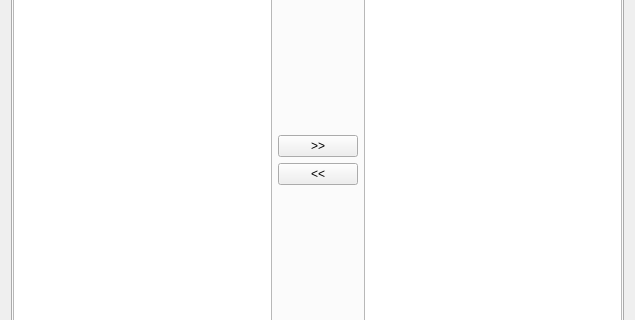
Above: safe/gui/ui/multi_exposure_dialog_base.ui from inasafe/inasafe before the change; both pictures show x 0 to 635 and y 92 to 412 of the 635 by 535 pixel window. Below: the same form after it.
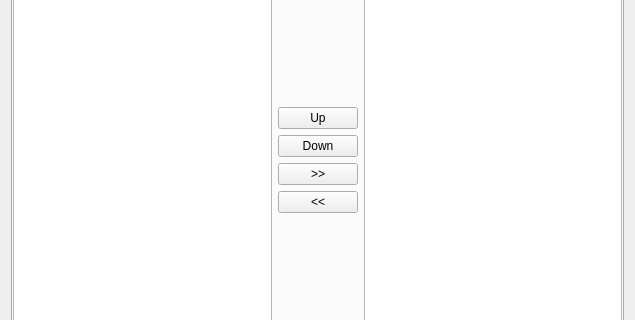
That is the form after the change. Custom widgets are drawn as their Qt base class.

Commit message: add buttons to manage layers in the output selector

Diff of the .ui file:
```diff
--- a/safe/gui/ui/multi_exposure_dialog_base.ui
+++ b/safe/gui/ui/multi_exposure_dialog_base.ui
@@ -146,7 +146,21 @@
           </spacer>
          </item>
          <item>
-          <widget class="QPushButton" name="pushButton">
+          <widget class="QPushButton" name="move_up">
+           <property name="text">
+            <string>Up</string>
+           </property>
+          </widget>
+         </item>
+         <item>
+          <widget class="QPushButton" name="move_down">
+           <property name="text">
+            <string>Down</string>
+           </property>
+          </widget>
+         </item>
+         <item>
+          <widget class="QPushButton" name="add_layer">
            <property name="text">
             <string>&gt;&gt;</string>
            </property>
```
Left out of the diff: 2 changed lines with no effect on the pictures. The commit also changes 1 other file.
